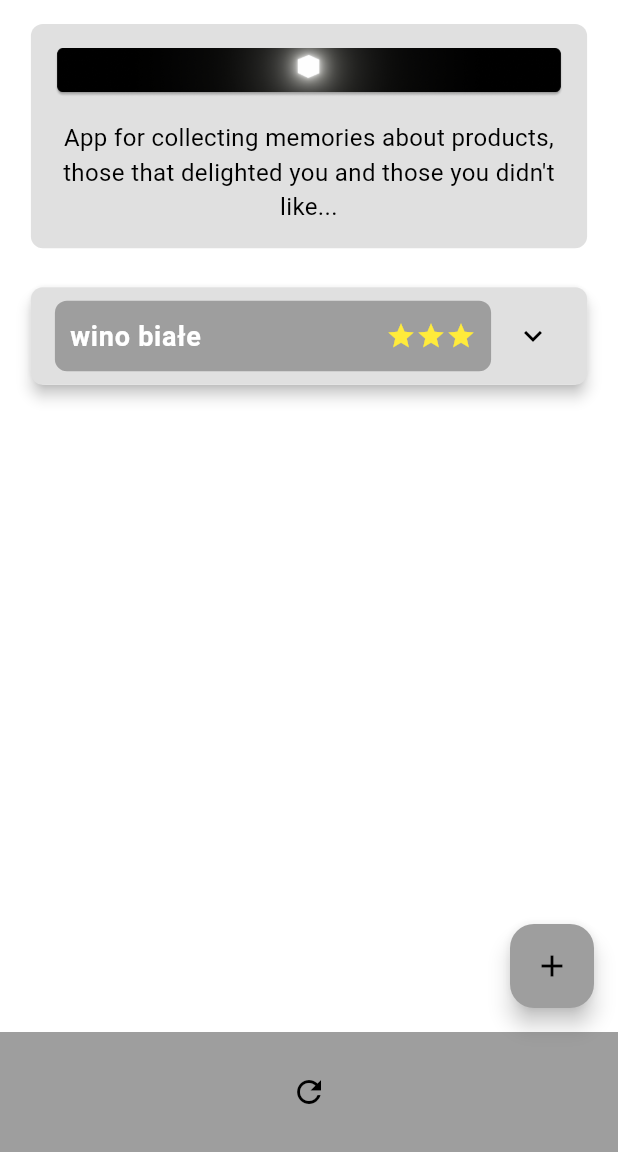
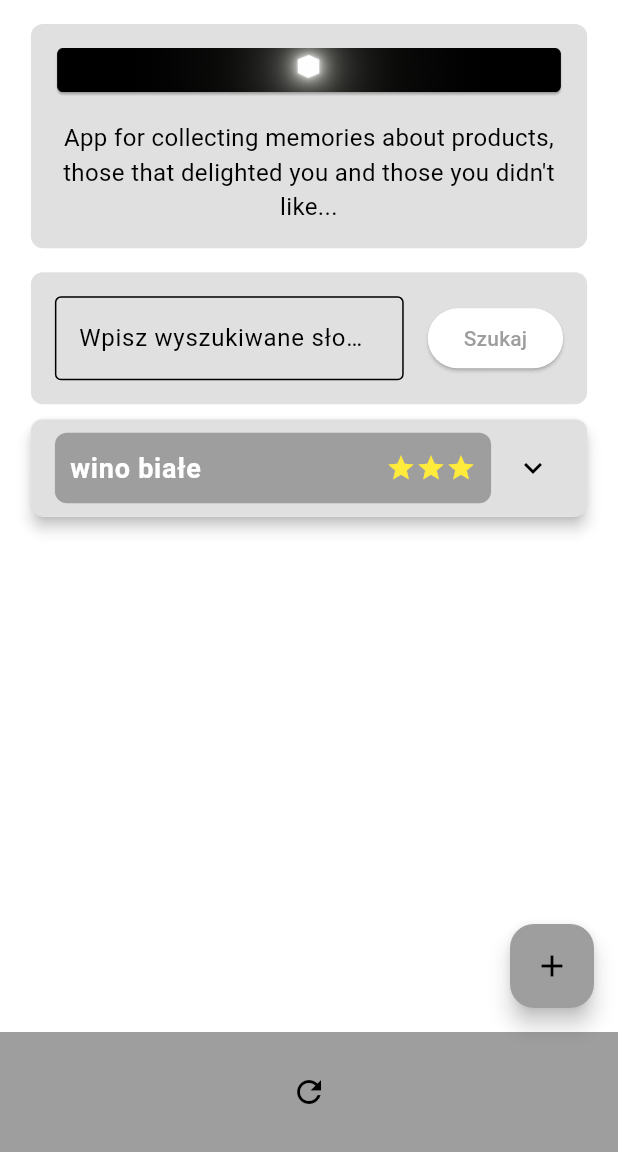
Before and after one commit to PGszafir/recallrave, a Flutter app: the screen it shows after launch, on a phone screen of 412 x 824 dp, the part 84-1236 px from its top. Run offline on Flutter 3.47's test engine with Material 3 defaults, Android fonts, the phone set to English and light mode, and no system bars; our stand-ins replace image_picker; statements that could not run were skipped.

Commit message:
add search component

```diff
--- a/lib/main.dart
+++ b/lib/main.dart
@@ -5,6 +5,7 @@ import 'package:path_provider/path_provider.dart';
 import 'package:recallrave/add_product_view.dart';
 import 'package:recallrave/products.dart';
 import 'package:recallrave/product_view.dart';
+import 'package:recallrave/search_component.dart';
 
 void main() async{
   runApp(const MyApp());
@@ -107,6 +108,7 @@ class _MyHomePageState extends State<MyHomePage> {
                 ),
               ),
             ),
+            SearchComponent(),
             ProductTileView( // testowy obiekt czy wogóle się wyświetla
               id: 1,
               name: "wino białe",
--- /dev/null
+++ b/lib/search_component.dart
@@ -0,0 +1,34 @@
+import 'package:flutter/material.dart';
+
+class SearchComponent extends StatelessWidget {
+  @override
+  Widget build(BuildContext context) {
+    return Container(
+      width: MediaQuery.of(context).size.width * 0.9,
+      padding: EdgeInsets.all(16.0),
+      decoration: BoxDecoration(
+        color: Colors.grey.shade300,
+        borderRadius: BorderRadius.circular(8.0),
+      ),
+      child: Row(
+        children: [
+          Expanded(
+            child: TextField(
+              decoration: InputDecoration(
+                hintText: "Wpisz wyszukiwane słowo...",
+                border: OutlineInputBorder(),
+              ),
+            ),
+          ),
+          SizedBox(width: 16.0),
+          ElevatedButton(
+            onPressed: () {
+              // Obsługa logiki wyszukiwania
+            },
+            child: Text("Szukaj"),
+          ),
+        ],
+      ),
+    );
+  }
+}
```
